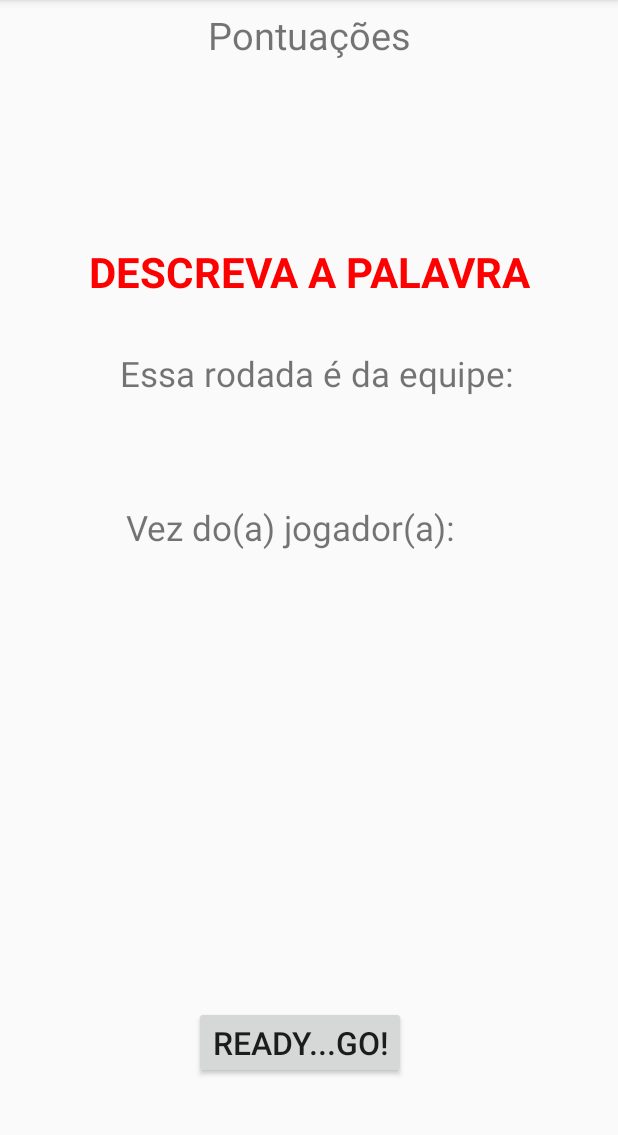
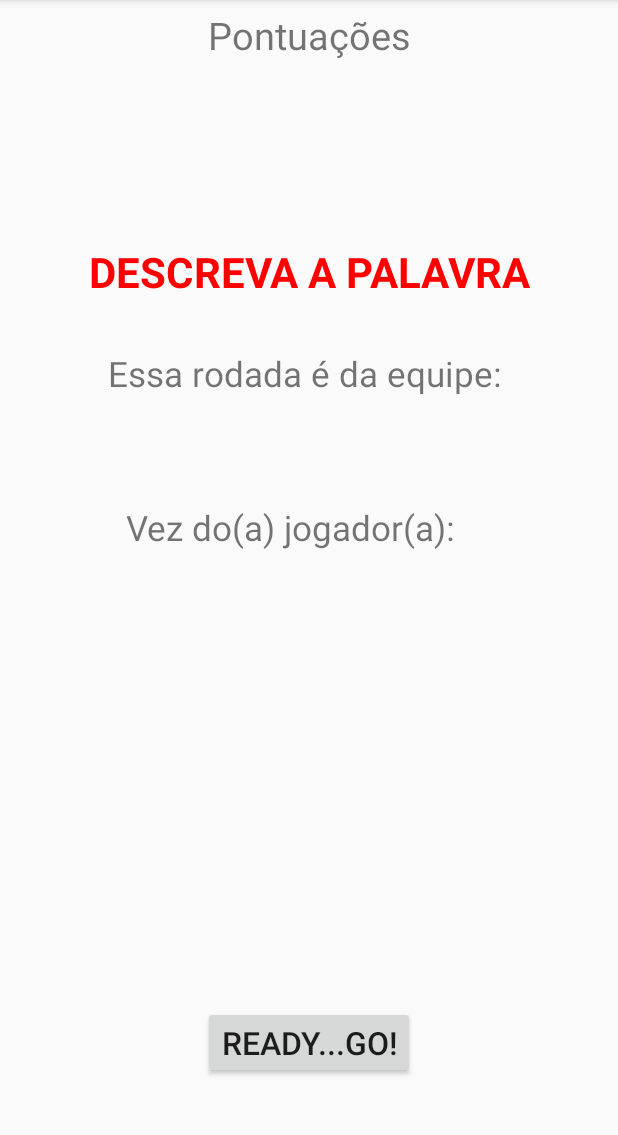
Before and after one commit to corasilber/JogoAfrica, an Android app: the EquipeJoga screen opened directly, with no data from a screen before it, on a phone screen of 412 x 824 dp, the part 84-1219 px from its top. Run offline under Robolectric (Android 15) with nearby library versions, the phone set to English and light mode, and no system bars; 5 statements that could not run were skipped.

Commit message:
Auto stash before merge of "master" and "origin/master"
tutstuts

```diff
--- a/app/src/main/res/layout/activity_equipe_joga.xml
+++ b/app/src/main/res/layout/activity_equipe_joga.xml
@@ -17,7 +17,7 @@
         app:layout_constraintRight_toRightOf="parent"
         android:layout_marginLeft="8dp"
         app:layout_constraintLeft_toLeftOf="parent"
-        app:layout_constraintHorizontal_bias="0.574"
+        app:layout_constraintHorizontal_bias="0.51"
         android:layout_marginTop="33dp"
         app:layout_constraintTop_toBottomOf="@+id/fase" />
 
@@ -61,12 +61,13 @@
         android:textColor="@color/colorNames"
         android:gravity="center"
         android:textStyle="italic"
-        android:layout_marginTop="11dp"
+        android:layout_marginTop="26dp"
         app:layout_constraintTop_toBottomOf="@+id/textView14"
         android:layout_marginLeft="8dp"
         app:layout_constraintLeft_toLeftOf="parent"
         android:layout_marginRight="8dp"
-        app:layout_constraintRight_toRightOf="parent" />
+        app:layout_constraintRight_toRightOf="parent"
+        app:layout_constraintHorizontal_bias="0.5" />
 
     <Button
         android:id="@+id/jogar"
@@ -80,10 +81,10 @@
         app:layout_constraintRight_toRightOf="parent"
         app:layout_constraintBottom_toBottomOf="parent"
         android:layout_marginBottom="30dp"
-        app:layout_constraintHorizontal_bias="0.477"
+        app:layout_constraintHorizontal_bias="0.5"
         android:layout_marginTop="8dp"
         app:layout_constraintTop_toBottomOf="@+id/jogador"
-        app:layout_constraintVertical_bias="0.931" />
+        app:layout_constraintVertical_bias="0.928" />
 
     <TextView
         android:id="@+id/textView13"
```
Also changed, not shown: app/src/main/java/com/lddm/jogoafrica/EquipeJoga.java (+14 -8 lines), app/src/main/java/com/lddm/jogoafrica/TimerActivity.java (+8 -3 lines), app/src/main/res/layout/activity_tela_final.xml (+4 -4 lines), app/src/main/res/layout/activity_tela_preparacao.xml (+4 -3 lines).
